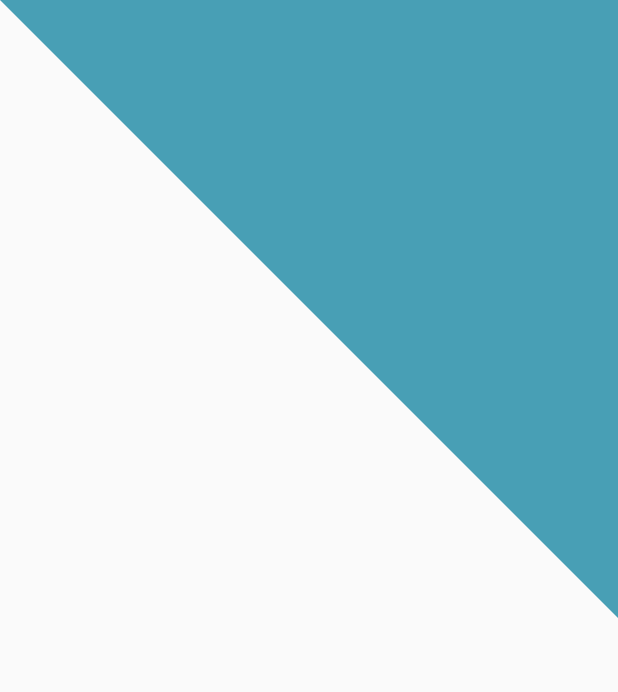
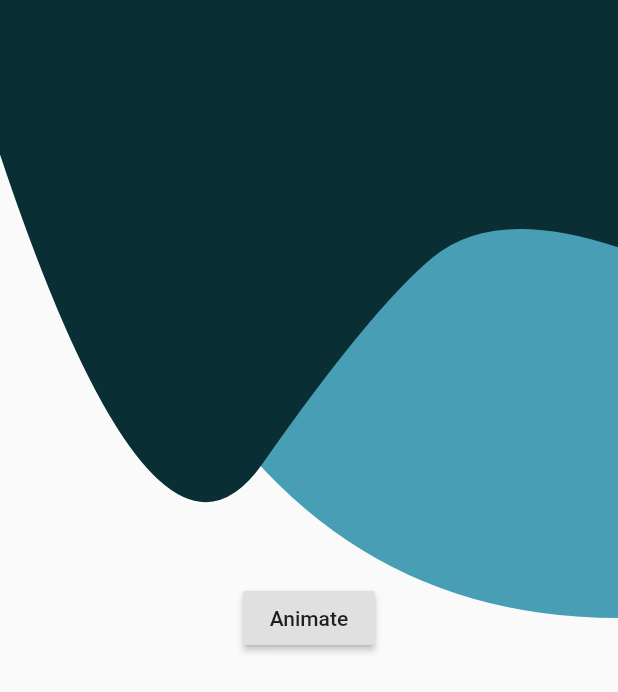
Before and after one commit to siranen007/flutter-auranails, a Flutter app: the screen it shows after launch, on a phone screen of 412 x 824 dp. Shown: the top 692 px of the screen. Run offline on Flutter 3.47's test engine with Material 2 defaults, Android fonts, the phone set to English and light mode, and no system bars.

Commit message:
update change

```diff
--- a/lib/screens/home.dart
+++ b/lib/screens/home.dart
@@ -1,7 +1,28 @@
 import 'package:auranails/utility/background_painter.dart';
 import 'package:flutter/material.dart';
 
-class MyHomePage extends StatelessWidget {
+class MyHomePage extends StatefulWidget {
+  @override
+  _MyHomePageState createState() => _MyHomePageState();
+}
+
+class _MyHomePageState extends State<MyHomePage>
+    with SingleTickerProviderStateMixin {
+  AnimationController _controller;
+
+  @override
+  void initState() {
+    _controller =
+        AnimationController(vsync: this, duration: Duration(seconds: 2));
+    super.initState();
+  }
+
+  @override
+  void dispose() {
+    _controller.dispose();
+    super.dispose();
+  }
+
   @override
   Widget build(BuildContext context) {
     return Scaffold(
@@ -9,12 +30,21 @@ class MyHomePage extends StatelessWidget {
         children: [
           SizedBox.expand(
             child: CustomPaint(
-              painter: BackgroundPainter(),
+              painter: BackgroundPainter(
+                animation: _controller.view,
+              ),
             ),
-          )
+          ),
+          Center(
+            child: RaisedButton(
+              onPressed: () {
+                _controller.forward(from: 0);
+              },
+              child: Text('Animate'),
+            ),
+          ),
         ],
       ),
     );
-
   }
 }
--- a/lib/utility/background_painter.dart
+++ b/lib/utility/background_painter.dart
@@ -1,27 +1,67 @@
+import 'dart:math';
+import 'dart:ui';
+
 import 'package:auranails/utility/palette.dart';
+import 'package:flutter/material.dart';
 import 'package:flutter/rendering.dart';
+import 'package:flutter/animation.dart';
 
 class BackgroundPainter extends CustomPainter {
-  BackgroundPainter()
+  BackgroundPainter({Animation<double> animation})
       : bluePaint = Paint()
           ..color = Palette.lightBlue
           ..style = PaintingStyle.fill,
-        grayPaint = Paint()
+        greyPaint = Paint()
           ..color = Palette.darkBlue
           ..style = PaintingStyle.fill,
         orangePaint = Paint()
           ..color = Palette.orange
-          ..style = PaintingStyle.fill;
+          ..style = PaintingStyle.fill,
+        liquidAnim = CurvedAnimation(
+          curve: Curves.elasticOut,
+          reverseCurve: Curves.easeInBack,
+          parent: animation,
+        ),
+        orangeAnim = CurvedAnimation(
+          parent: animation,
+          curve: const Interval(
+            0,
+            0.7,
+            curve: Interval(0, 0.8, curve: SpringCurve()),
+          ),
+          reverseCurve: Curves.linear,
+        ),
+        greyAnim = CurvedAnimation(
+          parent: animation,
+          curve: const Interval(
+            0,
+            0.8,
+            curve: Interval(0, 0.9, curve: SpringCurve()),
+          ),
+          reverseCurve: Curves.easeInCirc,
+        ),
+        blueAnim = CurvedAnimation(
+          parent: animation,
+          curve: const SpringCurve(),
+          reverseCurve: Curves.easeInCirc,
+        ),
+        super(repaint: animation);
+
+  final Animation<double> liquidAnim;
+  final Animation<double> blueAnim;
+  final Animation<double> greyAnim;
+  final Animation<double> orangeAnim;
 
   final Paint bluePaint;
-  final Paint grayPaint;
+  final Paint greyPaint;
   final Paint orangePaint;
 
   @override
   void paint(Canvas canvas, Size size) {
-    // TODO: implement paint
     print(size);
     paintBlue(canvas, size);
+    paintGrey(canvas, size);
+    paintOrange(canvas, size);
   }
 
   @override
@@ -34,8 +74,138 @@ class BackgroundPainter extends CustomPainter {
     path.moveTo(size.width, size.height / 2);
     path.lineTo(size.width, 0);
     path.lineTo(0, 0);
-    path.close();
+    path.lineTo(
+        0,
+        lerpDouble(
+          0,
+          size.height,
+          blueAnim.value,
+        ));
+    _addPointsToPath(path, [
+      Point(
+        lerpDouble(0, size.width / 3, blueAnim.value),
+        lerpDouble(0, size.height, blueAnim.value),
+      ),
+      // Point(size.width, size.width / 4),
+      Point(
+        lerpDouble(size.width / 2, size.width / 4 * 3, liquidAnim.value),
+        lerpDouble(size.height / 2, size.height / 4 * 3, liquidAnim.value),
+      ),
+      Point(
+        size.width,
+        lerpDouble(size.height / 2, size.height * 3 / 4, liquidAnim.value),
+      ),
+    ]);
 
     canvas.drawPath(path, bluePaint);
   }
+
+  void paintGrey(Canvas canvas, Size size) {
+    final path = Path();
+    path.moveTo(size.width, 300);
+    path.lineTo(size.width, 0);
+    path.lineTo(0, 0);
+    path.lineTo(
+        0,
+        lerpDouble(
+          size.width / 4,
+          size.height / 2,
+          greyAnim.value,
+        ));
+    _addPointsToPath(path, [
+      Point(
+        size.width / 4,
+        lerpDouble(size.height / 2, size.height * 3 / 4, liquidAnim.value),
+      ),
+      // Point(size.width, size.width / 4),
+      Point(
+        size.width *3 / 5,
+        lerpDouble(size.height / 4, size.height / 2, liquidAnim.value),
+      ),
+      Point(
+        size.width * 4 / 5,
+        lerpDouble(size.height / 6, size.height / 3, liquidAnim.value),
+      ),
+      Point(
+        size.width,
+        lerpDouble(size.height / 5, size.height / 4, greyAnim.value),
+      ),
+    ]);
+
+    canvas.drawPath(path, greyPaint);
+  }
+
+  void paintOrange(Canvas canvas, Size size) {
+    final path = Path();
+    path.moveTo(size.width * 3 / 4, 0);
+    path.lineTo(0, 0);
+    path.lineTo(
+        0,
+        lerpDouble(
+          0,
+          size.height / 12,
+          orangeAnim.value,
+        ));
+    _addPointsToPath(path, [
+      Point(
+        size.width / 7,
+        lerpDouble(0, size.height / 6, liquidAnim.value),
+      ),
+      // Point(size.width, size.width / 4),
+      Point(
+        size.width / 3,
+        lerpDouble(0, size.height / 10, liquidAnim.value),
+      ),
+      Point(
+        size.width /3 * 2,
+        lerpDouble(0, size.height / 8, liquidAnim.value),
+      ),
+      Point(
+        size.width /3 * 4,
+        0,
+      ),
+    ]);
+
+    canvas.drawPath(path, orangePaint);
+  }
+
+  void _addPointsToPath(Path path, List<Point> points) {
+    if (points.length < 3) {
+      throw UnsupportedError('Need three or more points to create a path');
+    }
+
+    for (var i = 0; i < points.length - 2; i++) {
+      final xc = (points[i].x + points[i + 1].x) / 2;
+      final yc = (points[i].y + points[i + 1].y) / 2;
+      path.quadraticBezierTo(points[i].x, points[i].y, xc, yc);
+    }
+    // connect the last two points
+    path.quadraticBezierTo(
+        points[points.length - 2].x,
+        points[points.length - 2].y,
+        points[points.length - 1].x,
+        points[points.length - 1].y);
+  }
 }
+
+class Point {
+  final double x;
+  final double y;
+
+  Point(this.x, this.y);
+}
+
+// Custom curve to give spring effect
+class SpringCurve extends Curve {
+  const SpringCurve({
+    this.a = 0.15,
+    this.w = 19.4,
+  });
+  final double a;
+  final double w;
+
+  @override
+  double transformInternal(double t) {
+    return (-(pow(e, -t / a) * cos(t * w)) + 1).toDouble();
+  }
+}
```
